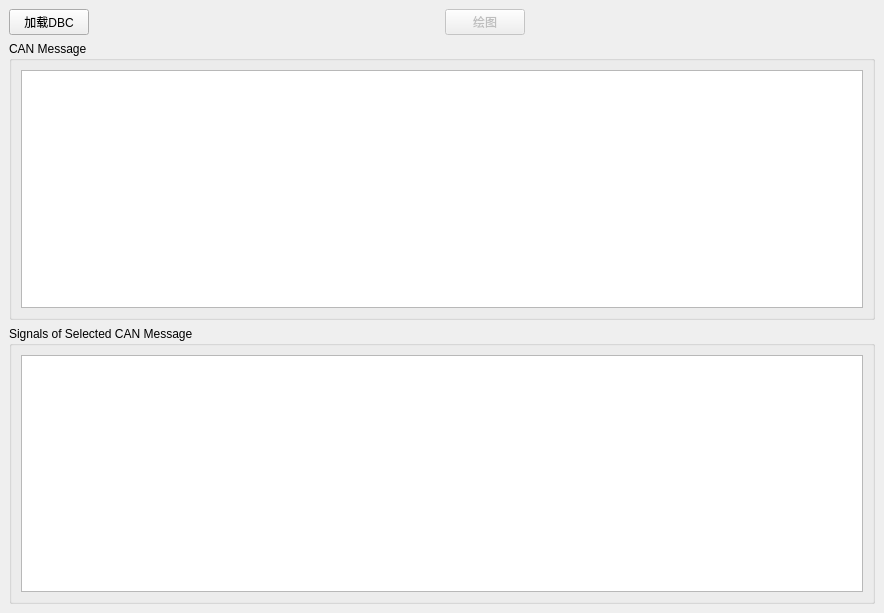
This is ZCAN_MINI/UI/dbcview_dockwidget.ui in icanerandy/ZCAN_MINI as Qt 5 draws it before an edit. The edited form follows.
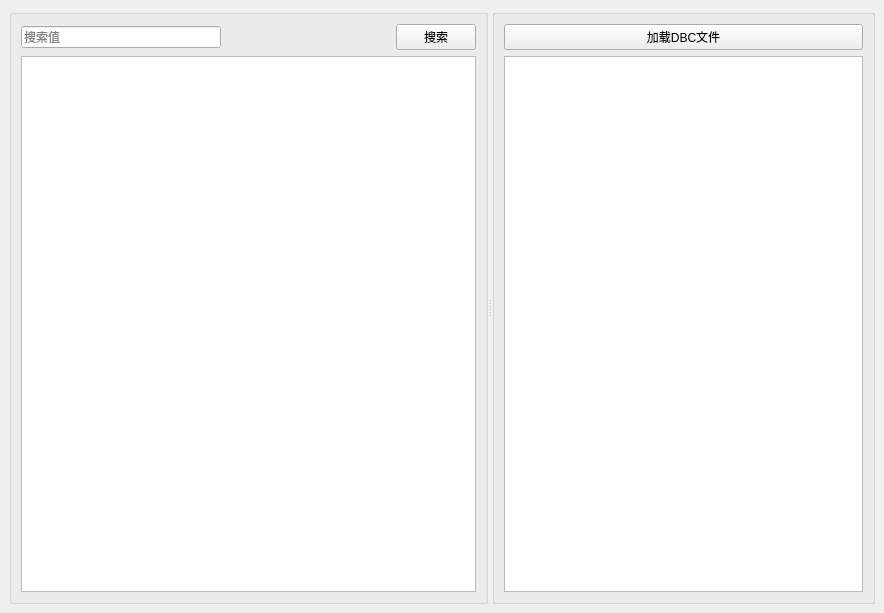
This is the edited form. Custom widgets are drawn as their Qt base class.

What changed in the file:
```diff
--- a/ZCAN_MINI/UI/dbcview_dockwidget.ui
+++ b/ZCAN_MINI/UI/dbcview_dockwidget.ui
@@ -16,83 +16,108 @@
   <widget class="QWidget" name="dockWidgetContents">
    <layout class="QGridLayout" name="gridLayout_3">
     <item row="0" column="0">
-     <layout class="QHBoxLayout" name="horizontalLayout">
-      <item>
-       <widget class="QPushButton" name="btnReadDBC">
-        <property name="text">
-         <string>加载DBC</string>
-        </property>
-       </widget>
-      </item>
-      <item>
-       <spacer name="horizontalSpacer">
+     <widget class="QSplitter" name="splitter">
         <property name="orientation">
          <enum>Qt::Horizontal</enum>
         </property>
-        <property name="sizeHint" stdset="0">
-         <size>
-          <width>40</width>
-          <height>20</height>
-         </size>
-        </property>
-       </spacer>
-      </item>
-      <item>
-       <widget class="QPushButton" name="btnPaint">
-        <property name="enabled">
-         <bool>false</bool>
-        </property>
-        <property name="text">
-         <string>绘图</string>
-        </property>
-       </widget>
-      </item>
-      <item>
-       <spacer name="horizontalSpacer_2">
-        <property name="orientation">
-         <enum>Qt::Horizontal</enum>
-        </property>
-        <property name="sizeHint" stdset="0">
-         <size>
-          <width>40</width>
-          <height>20</height>
-         </size>
-        </property>
-       </spacer>
-      </item>
-     </layout>
-    </item>
-    <item row="1" column="0">
-     <layout class="QVBoxLayout" name="verticalLayout">
-      <item>
        <widget class="QGroupBox" name="groupBox">
         <property name="title">
-         <string>CAN Message</string>
+        <string/>
         </property>
         <layout class="QGridLayout" name="gridLayout">
-         <item row="2" column="0">
-          <widget class="QTableView" name="msgView"/>
-         </item>
-        </layout>
-       </widget>
-      </item>
+        <item row="0" column="0">
+         <layout class="QVBoxLayout" name="verticalLayout">
+          <item>
+           <layout class="QHBoxLayout" name="horizontalLayout_2">
+            <item>
+             <widget class="QtMaterialTextField" name="lineEdit">
+              <property name="minimumSize">
+               <size>
+                <width>200</width>
+                <height>0</height>
+               </size>
+              </property>
+              <property name="frame">
+               <bool>true</bool>
+              </property>
+              <property name="placeholderText">
+               <string>搜索值</string>
+              </property>
+             </widget>
+            </item>
+            <item>
+             <spacer name="horizontalSpacer">
+              <property name="orientation">
+               <enum>Qt::Horizontal</enum>
+              </property>
+              <property name="sizeHint" stdset="0">
+               <size>
+                <width>40</width>
+                <height>20</height>
+               </size>
+              </property>
+             </spacer>
+            </item>
+            <item>
+             <widget class="QtMaterialRaisedButton" name="btnSearch">
+              <property name="text">
+               <string>搜索</string>
+              </property>
+             </widget>
+            </item>
+           </layout>
+          </item>
       <item>
+           <widget class="QTreeView" name="treeView"/>
+          </item>
+         </layout>
+        </item>
+       </layout>
+      </widget>
        <widget class="QGroupBox" name="groupBox_2">
+       <property name="minimumSize">
+        <size>
+         <width>100</width>
+         <height>0</height>
+        </size>
+       </property>
         <property name="title">
-         <string>Signals of Selected CAN Message</string>
+        <string/>
         </property>
         <layout class="QGridLayout" name="gridLayout_2">
          <item row="0" column="0">
-          <widget class="QTableView" name="sigView"/>
-         </item>
-        </layout>
-       </widget>
-      </item>
-     </layout>
+         <layout class="QHBoxLayout" name="horizontalLayout">
+          <item>
+           <widget class="QtMaterialRaisedButton" name="btnReadDBC">
+            <property name="text">
+             <string>加载DBC文件</string>
+            </property>
+           </widget>
+          </item>
+         </layout>
+        </item>
+        <item row="1" column="0">
+         <widget class="QTableView" name="tableView"/>
+        </item>
+       </layout>
+      </widget>
+     </widget>
     </item>
    </layout>
   </widget>
  </widget>
+ <customwidgets>
+  <customwidget>
+   <class>QtMaterialRaisedButton</class>
+   <extends>QPushButton</extends>
+   <header>qtmaterialraisedbutton.h</header>
+  </customwidget>
+  <customwidget>
+   <class>QtMaterialTextField</class>
+   <extends>QLineEdit</extends>
+   <header>qtmaterialtextfield.h</header>
+  </customwidget>
+ </customwidgets>
  <resources/>
  <connections/>
 </ui>
```
Left out of the diff: 2 changed lines with no effect on the pictures. Lines whose indentation alone changed are shown as unchanged.
